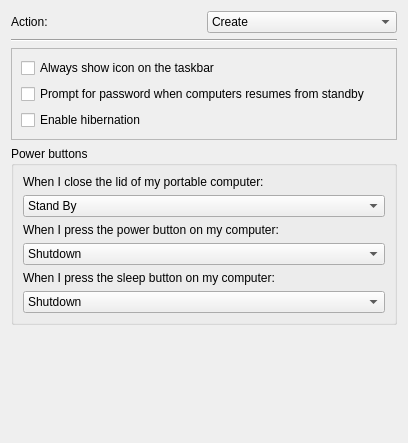
The window that src/apps/mvvm-folders/power_options/poweroptionswidget.ui (august-alt/policy-preferences-editor-prototype) describes before a commit, drawn with Qt 5.
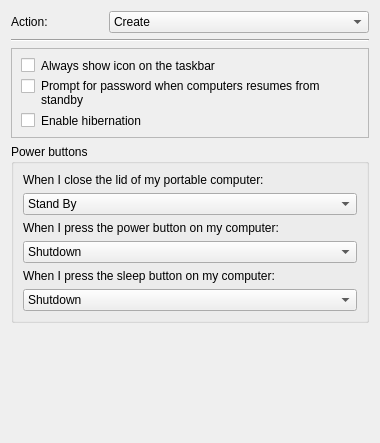
The same window after the commit.

Commit message: fix: adjust layouts on 'power options' widget

```diff
--- a/src/apps/mvvm-folders/power_options/poweroptionswidget.ui
+++ b/src/apps/mvvm-folders/power_options/poweroptionswidget.ui
@@ -6,14 +6,86 @@
    <rect>
     <x>0</x>
     <y>0</y>
-    <width>408</width>
+    <width>380</width>
     <height>443</height>
    </rect>
   </property>
+  <property name="sizePolicy">
+   <sizepolicy hsizetype="Fixed" vsizetype="Preferred">
+    <horstretch>0</horstretch>
+    <verstretch>0</verstretch>
+   </sizepolicy>
+  </property>
+  <property name="minimumSize">
+   <size>
+    <width>380</width>
+    <height>0</height>
+   </size>
+  </property>
+  <property name="maximumSize">
+   <size>
+    <width>380</width>
+    <height>16777215</height>
+   </size>
+  </property>
   <property name="windowTitle">
    <string>Form</string>
   </property>
   <layout class="QGridLayout" name="gridLayout_3">
+   <item row="2" column="0">
+    <widget class="QFrame" name="locationFrame">
+     <property name="frameShape">
+      <enum>QFrame::StyledPanel</enum>
+     </property>
+     <layout class="QFormLayout" name="formLayout">
+      <item row="0" column="0">
+       <widget class="QCheckBox" name="alwaysCheckBox">
+        <property name="text">
+         <string/>
+        </property>
+       </widget>
+      </item>
+      <item row="0" column="1">
+       <widget class="QLabel" name="label_2">
+        <property name="text">
+         <string>Always show icon on the taskbar</string>
+        </property>
+       </widget>
+      </item>
+      <item row="1" column="0">
+       <widget class="QCheckBox" name="promptCheckBox">
+        <property name="text">
+         <string/>
+        </property>
+       </widget>
+      </item>
+      <item row="1" column="1">
+       <widget class="QLabel" name="label">
+        <property name="text">
+         <string>Prompt for password when computers resumes from standby</string>
+        </property>
+        <property name="wordWrap">
+         <bool>true</bool>
+        </property>
+       </widget>
+      </item>
+      <item row="2" column="0">
+       <widget class="QCheckBox" name="enableCheckBox">
+        <property name="text">
+         <string/>
+        </property>
+       </widget>
+      </item>
+      <item row="2" column="1">
+       <widget class="QLabel" name="label_3">
+        <property name="text">
+         <string>Enable hibernation</string>
+        </property>
+       </widget>
+      </item>
+     </layout>
+    </widget>
+   </item>
    <item row="1" column="0">
     <widget class="Line" name="line">
      <property name="font">
@@ -27,31 +99,66 @@
      </property>
     </widget>
    </item>
-   <item row="4" column="0">
-    <spacer name="verticalSpacer">
-     <property name="orientation">
-      <enum>Qt::Vertical</enum>
-     </property>
-     <property name="sizeType">
-      <enum>QSizePolicy::Expanding</enum>
-     </property>
-     <property name="sizeHint" stdset="0">
+   <item row="0" column="0">
+    <layout class="QHBoxLayout" name="horizontalLayout_4">
+     <item>
+      <widget class="QLabel" name="actionLabel">
+       <property name="sizePolicy">
+        <sizepolicy hsizetype="Fixed" vsizetype="Preferred">
+         <horstretch>0</horstretch>
+         <verstretch>0</verstretch>
+        </sizepolicy>
+       </property>
+       <property name="minimumSize">
       <size>
-       <width>20</width>
-       <height>50</height>
-      </size>
-     </property>
-    </spacer>
+         <width>92</width>
+         <height>0</height>
+        </size>
+       </property>
+       <property name="text">
+        <string>Action:</string>
+       </property>
+       <property name="buddy">
+        <cstring>actionComboBox</cstring>
+       </property>
+      </widget>
+     </item>
+     <item>
+      <widget class="QComboBox" name="actionComboBox">
+       <property name="currentText">
+        <string>Create</string>
+       </property>
+       <item>
+        <property name="text">
+         <string>Create</string>
+        </property>
+       </item>
+       <item>
+        <property name="text">
+         <string>Replace</string>
+        </property>
+       </item>
+       <item>
+        <property name="text">
+         <string>Update</string>
+        </property>
+       </item>
+       <item>
+        <property name="text">
+         <string>Delete</string>
+        </property>
+       </item>
+      </widget>
+     </item>
+    </layout>
    </item>
    <item row="3" column="0">
     <widget class="QGroupBox" name="powerGroupBox">
      <property name="title">
       <string>Power buttons</string>
      </property>
-     <layout class="QGridLayout" name="gridLayout_4">
+     <layout class="QGridLayout" name="gridLayout_2">
       <item row="0" column="0">
-       <layout class="QVBoxLayout" name="verticalLayout">
-        <item>
          <widget class="QLabel" name="closeLidLabel">
           <property name="text">
            <string>When I close the lid of my portable computer:</string>
@@ -61,7 +168,7 @@
           </property>
          </widget>
         </item>
-        <item>
+      <item row="1" column="0">
          <widget class="QComboBox" name="closeLidcomboBox">
           <property name="currentIndex">
            <number>1</number>
@@ -83,7 +190,7 @@
           </item>
          </widget>
         </item>
-        <item>
+      <item row="2" column="0">
          <widget class="QLabel" name="powerLabel">
           <property name="text">
            <string>When I press the power button on my computer:</string>
@@ -93,7 +200,7 @@
           </property>
          </widget>
         </item>
-        <item>
+      <item row="3" column="0">
          <widget class="QComboBox" name="powerComboBox">
           <property name="currentIndex">
            <number>3</number>
@@ -125,7 +232,7 @@
           </item>
          </widget>
         </item>
-        <item>
+      <item row="4" column="0">
          <widget class="QLabel" name="sleepLabel">
           <property name="text">
            <string>When I press the sleep button on my computer:</string>
@@ -135,7 +242,7 @@
           </property>
          </widget>
         </item>
-        <item>
+      <item row="5" column="0">
          <widget class="QComboBox" name="sleepComboBox">
           <property name="currentIndex">
            <number>3</number>
@@ -168,84 +275,20 @@
          </widget>
         </item>
        </layout>
-      </item>
-     </layout>
     </widget>
    </item>
-   <item row="0" column="0">
-    <layout class="QHBoxLayout" name="horizontalLayout_4">
-     <item>
-      <widget class="QLabel" name="actionLabel">
-       <property name="text">
-        <string>Action:</string>
-       </property>
-       <property name="buddy">
-        <cstring>actionComboBox</cstring>
-       </property>
-      </widget>
-     </item>
-     <item>
-      <widget class="QComboBox" name="actionComboBox">
-       <property name="currentText">
-        <string>Create</string>
-       </property>
-       <item>
-        <property name="text">
-         <string>Create</string>
-        </property>
-       </item>
-       <item>
-        <property name="text">
-         <string>Replace</string>
-        </property>
-       </item>
-       <item>
-        <property name="text">
-         <string>Update</string>
-        </property>
-       </item>
-       <item>
-        <property name="text">
-         <string>Delete</string>
-        </property>
-       </item>
-      </widget>
-     </item>
-    </layout>
-   </item>
-   <item row="2" column="0">
-    <widget class="QFrame" name="locationFrame">
-     <property name="frameShape">
-      <enum>QFrame::StyledPanel</enum>
-     </property>
-     <layout class="QGridLayout" name="gridLayout_2">
-      <item row="0" column="0">
-       <layout class="QGridLayout" name="gridLayout">
-        <item row="0" column="0">
-         <widget class="QCheckBox" name="alwaysCheckBox">
-          <property name="text">
-           <string>Always show icon on the taskbar</string>
-          </property>
-         </widget>
-        </item>
-        <item row="1" column="0">
-         <widget class="QCheckBox" name="promptCheckBox">
-          <property name="text">
-           <string>Prompt for password when computers resumes from standby</string>
-          </property>
-         </widget>
-        </item>
-        <item row="2" column="0">
-         <widget class="QCheckBox" name="enableCheckBox">
-          <property name="text">
-           <string>Enable hibernation</string>
-          </property>
-         </widget>
-        </item>
-       </layout>
-      </item>
-     </layout>
-    </widget>
+   <item row="4" column="0">
+    <spacer name="verticalSpacer">
+     <property name="orientation">
+      <enum>Qt::Vertical</enum>
+     </property>
+     <property name="sizeHint" stdset="0">
+      <size>
+       <width>20</width>
+       <height>40</height>
+      </size>
+     </property>
+    </spacer>
    </item>
   </layout>
  </widget>
```
Lines whose indentation alone changed are shown as unchanged.
